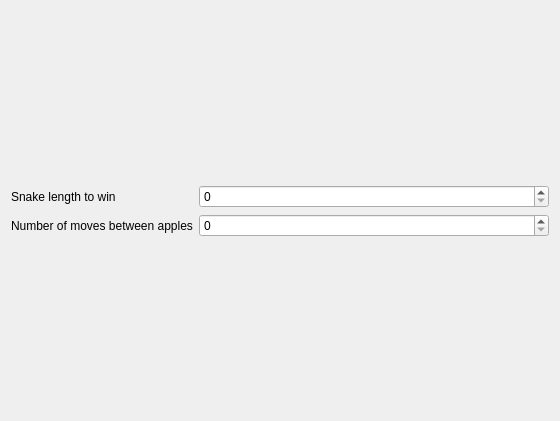
Above: configpagefirst.ui from darthtenebrus/kqsnake before the change. Below: the same form after it.
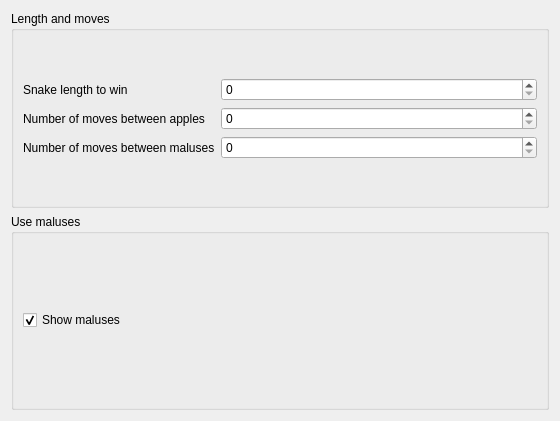
That is the form after the change.

Commit message: kde config dialog + kde menu with maluses

Diff of the .ui file:
```diff
--- a/configpagefirst.ui
+++ b/configpagefirst.ui
@@ -10,9 +10,21 @@
     <height>421</height>
    </rect>
   </property>
+  <property name="sizePolicy">
+   <sizepolicy hsizetype="Preferred" vsizetype="Ignored">
+    <horstretch>0</horstretch>
+    <verstretch>0</verstretch>
+   </sizepolicy>
+  </property>
   <property name="windowTitle">
    <string notr="true"/>
   </property>
+  <layout class="QVBoxLayout" name="verticalLayout">
+   <item>
+    <widget class="QGroupBox" name="groupBox">
+     <property name="title">
+      <string>Length and moves</string>
+     </property>
   <layout class="QFormLayout" name="formLayout">
    <property name="formAlignment">
     <set>Qt::AlignLeading|Qt::AlignLeft|Qt::AlignVCenter</set>
@@ -36,6 +48,38 @@
    </item>
    <item row="1" column="1">
     <widget class="QSpinBox" name="kcfg_moves"/>
+      </item>
+      <item row="2" column="0">
+       <widget class="QLabel" name="label_3">
+        <property name="text">
+         <string>Number of moves between maluses</string>
+        </property>
+       </widget>
+      </item>
+      <item row="2" column="1">
+       <widget class="QSpinBox" name="kcfg_maluses"/>
+      </item>
+     </layout>
+    </widget>
+   </item>
+   <item>
+    <widget class="QGroupBox" name="groupBox_2">
+     <property name="title">
+      <string>Use maluses</string>
+     </property>
+     <layout class="QHBoxLayout" name="horizontalLayout">
+      <item>
+       <widget class="QCheckBox" name="kcfg_showmaluses">
+        <property name="text">
+         <string>Show maluses</string>
+        </property>
+        <property name="checked">
+         <bool>true</bool>
+        </property>
+       </widget>
+      </item>
+     </layout>
+    </widget>
    </item>
   </layout>
  </widget>
```
Left out of the diff: 6 changed lines with no effect on the pictures. Lines whose indentation alone changed are shown as unchanged. The commit also changes 16 other files.
